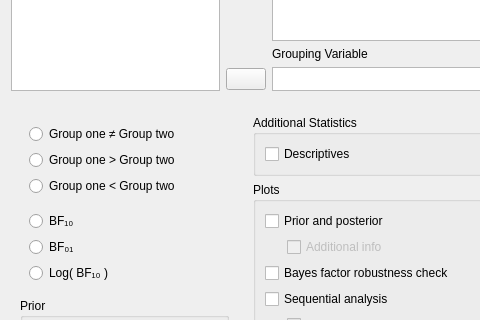
jasp-stats/jasp-desktop, file JASP-Desktop/analysisforms/ttestbayesianindependentsamplesform.ui: the form before one commit; both pictures show x 0 to 480 and y 130 to 450 of the 598 by 558 pixel window.
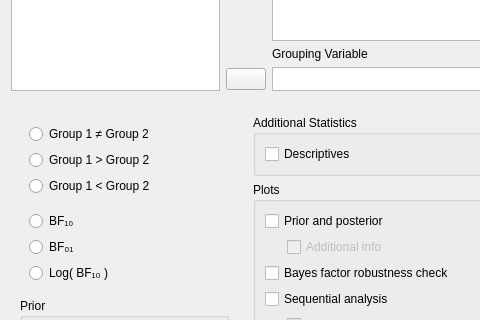
The form after the commit. Custom widgets are drawn as their Qt base class.

Commit message:
Paired T-Tests: Changed 'Group' to 'Measure'
and tweaked some other UIs
Closes #716

The edit to the form file:
```diff
--- a/JASP-Desktop/analysisforms/ttestbayesianindependentsamplesform.ui
+++ b/JASP-Desktop/analysisforms/ttestbayesianindependentsamplesform.ui
@@ -223,21 +223,21 @@
          <item row="2" column="0">
           <widget class="QRadioButton" name="_3oneTailedLessThan">
            <property name="text">
-            <string>Group one &lt; Group two</string>
+            <string>Group 1 &lt; Group 2</string>
            </property>
           </widget>
          </item>
          <item row="1" column="0">
           <widget class="QRadioButton" name="_2oneTailedGreaterThan">
            <property name="text">
-            <string>Group one &gt; Group two</string>
+            <string>Group 1 &gt; Group 2</string>
            </property>
           </widget>
          </item>
          <item row="0" column="0">
           <widget class="QRadioButton" name="_1twoTailed">
            <property name="text">
-            <string>Group one ≠ Group two</string>
+            <string>Group 1 ≠ Group 2</string>
            </property>
           </widget>
          </item>
@@ -478,11 +478,6 @@
    <extends>QListView</extends>
    <header>widgets/availablefieldslistview.h</header>
   </customwidget>
-  <customwidget>
-   <class>BoundListView</class>
-   <extends>QListView</extends>
-   <header>widgets/boundlistview.h</header>
-  </customwidget>
   <customwidget>
    <class>BoundCheckBox</class>
    <extends>QCheckBox</extends>
@@ -505,6 +500,11 @@
    <header>widgets/boundgroupbox.h</header>
    <container>1</container>
   </customwidget>
+  <customwidget>
+   <class>BoundListView</class>
+   <extends>QListView</extends>
+   <header>widgets/boundlistview.h</header>
+  </customwidget>
  </customwidgets>
  <resources/>
  <connections>
```
The commit also changes 3 other files.
